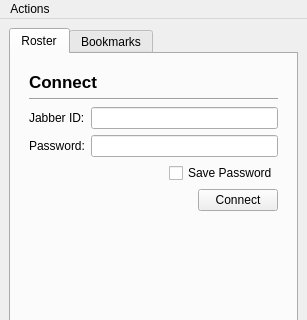
This is widgets/mainWindow.ui in xmpp-graveyard/jabbim as Qt 5 draws it before an edit; both pictures show x 0 to 307 and y 0 to 320 of the 307 by 694 pixel window. The edited form follows.
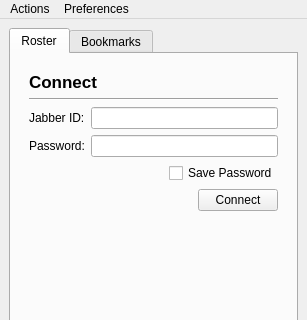
This is the edited form.

Diff of the .ui file:
```diff
--- a/widgets/mainWindow.ui
+++ b/widgets/mainWindow.ui
@@ -285,7 +285,14 @@
     </property>
     <addaction name="actionShow_XML" />
    </widget>
+   <widget class="QMenu" name="menuPreferences" >
+    <property name="title" >
+     <string>Preferences</string>
+    </property>
+    <addaction name="actionPreferences" />
+   </widget>
    <addaction name="menuAkce" />
+   <addaction name="menuPreferences" />
   </widget>
   <action name="actionShow_XML" >
    <property name="text" >
```
Left out of the diff: 5 changed lines with no effect on the pictures.
